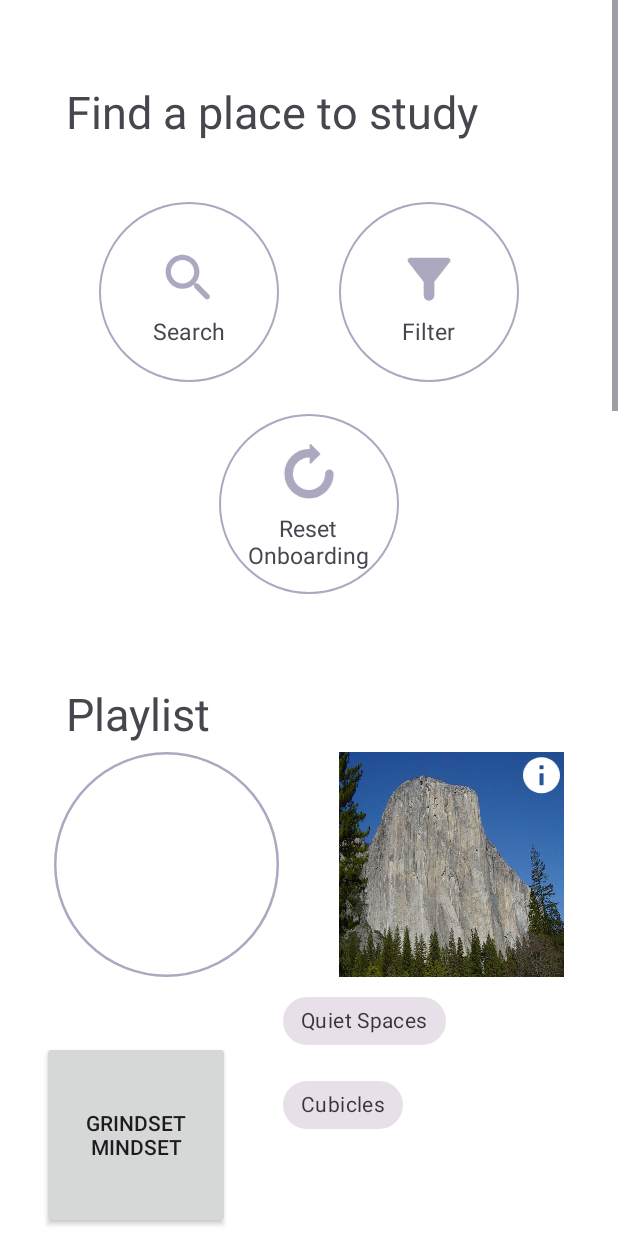
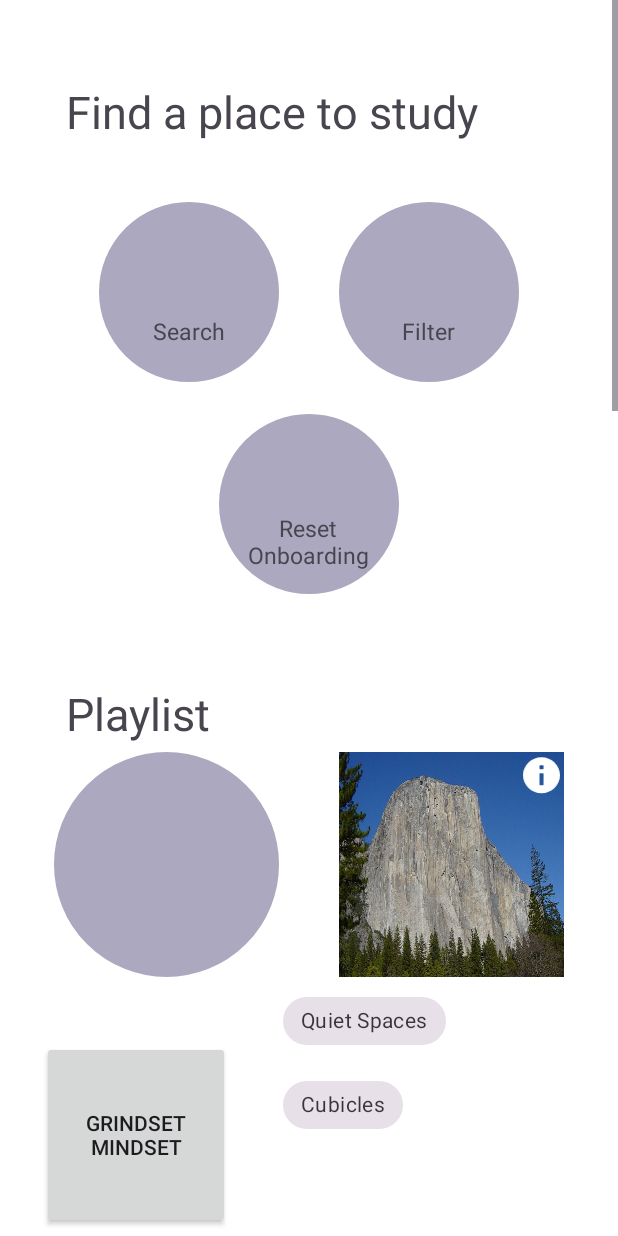
Before and after one commit to psavla2/StudyBuddy, an Android app: the HomePage screen opened directly, with no data from a screen before it, on a phone screen of 412 x 824 dp. Run offline under Robolectric (Android 15) with nearby library versions, the phone set to English and light mode, and no system bars; plain views replace EasyFlipView.

Commit message:
Update circle.xml

```diff
--- a/app/src/main/res/drawable/circle.xml
+++ b/app/src/main/res/drawable/circle.xml
@@ -4,7 +4,7 @@
     android:shape="oval">
 
     <solid
-        android:color="@color/white"/>
+        android:color="#FFACA8C0"/>
     <stroke android:width="1dp"
             android:color="#ACA8C0"
         ></stroke>
```
